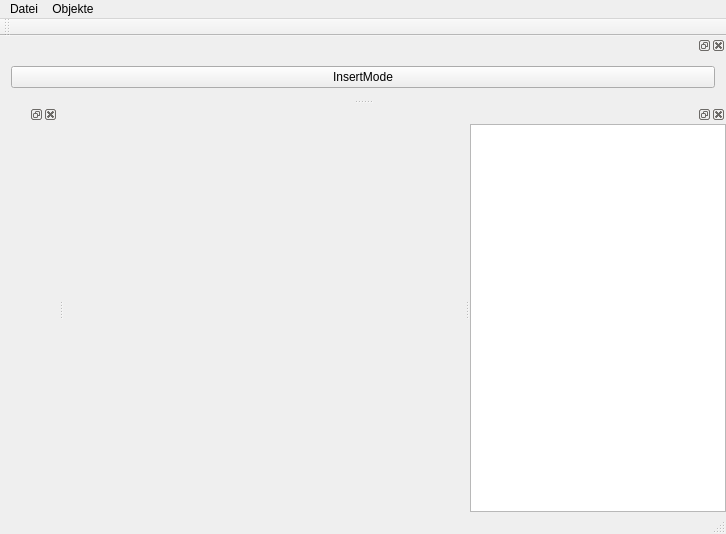
oVooVo/Splines, file mainwindow.ui: the form before one commit.
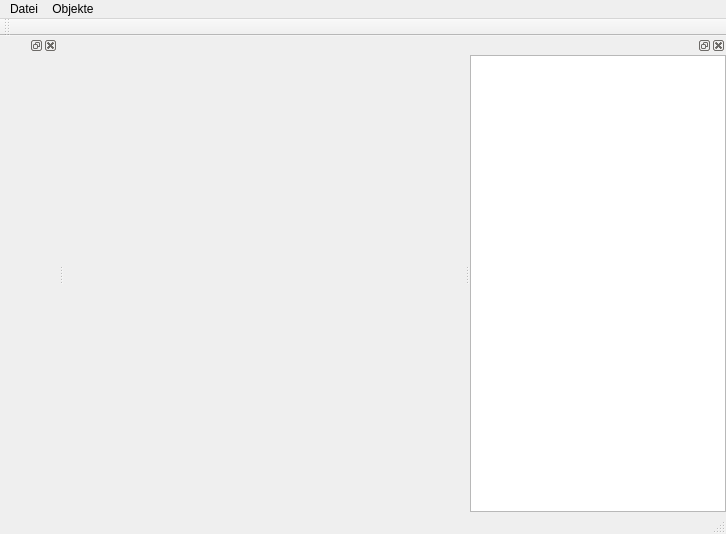
The form after the commit. Custom widgets are drawn as their Qt base class.

Diff of the .ui file:
```diff
--- a/mainwindow.ui
+++ b/mainwindow.ui
@@ -79,25 +79,6 @@
     </layout>
    </widget>
   </widget>
-  <widget class="QDockWidget" name="dockWidget_3">
-   <attribute name="dockWidgetArea">
-    <number>4</number>
-   </attribute>
-   <widget class="QWidget" name="dockWidgetContents_3">
-    <layout class="QHBoxLayout" name="horizontalLayout_3">
-     <item>
-      <widget class="QPushButton" name="insertModeSwitch">
-       <property name="text">
-        <string>InsertMode</string>
-       </property>
-       <property name="checkable">
-        <bool>true</bool>
-       </property>
-      </widget>
-     </item>
-    </layout>
-   </widget>
-  </widget>
   <widget class="QDockWidget" name="dockWidget_4">
    <attribute name="dockWidgetArea">
     <number>1</number>
```
